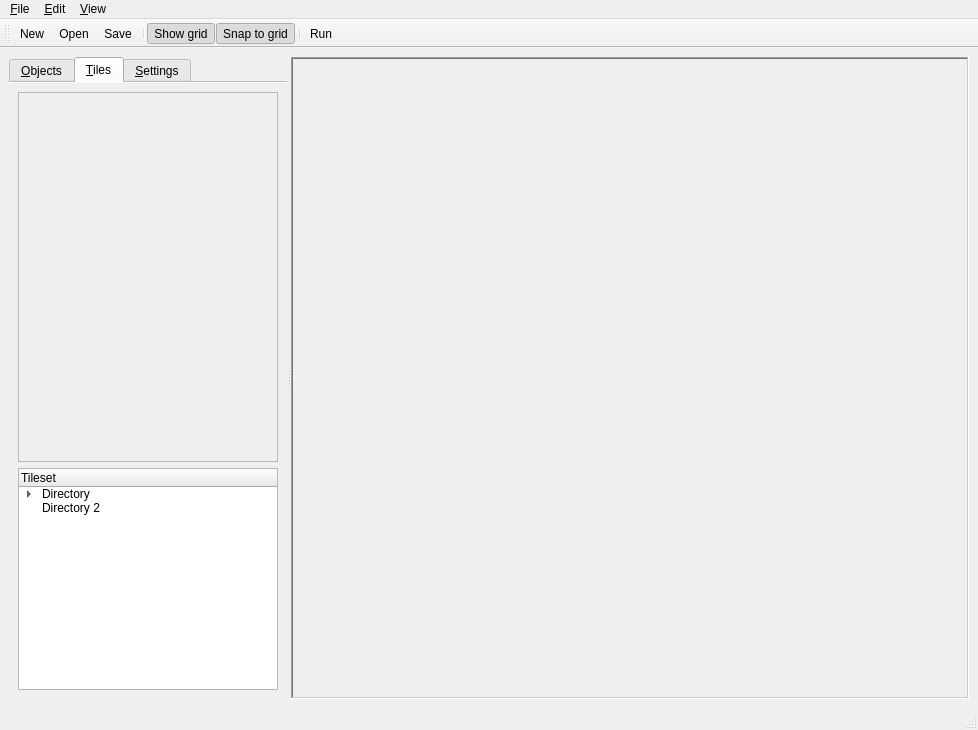
Before: the Qt Designer form designer/editor.ui in dlon/game1editor, drawn with Qt 5.
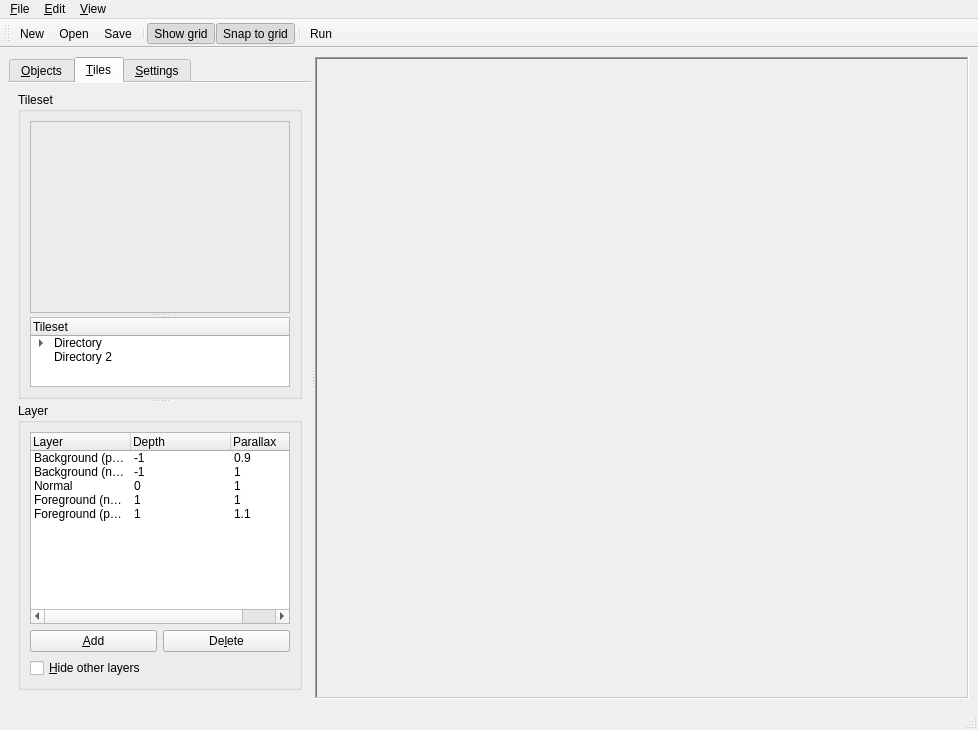
After: the same form once the commit is applied. The open tabs and pages were chosen to show the change. Icons and pictures are not drawn.

Commit message: layer group in tiles tab

```diff
--- a/designer/editor.ui
+++ b/designer/editor.ui
@@ -127,15 +127,39 @@
         <attribute name="toolTip">
          <string>Select tiles to place on the map</string>
         </attribute>
+        <layout class="QGridLayout" name="gridLayout_5">
+         <item row="0" column="0">
+          <widget class="QSplitter" name="splitter_2">
+           <property name="orientation">
+            <enum>Qt::Vertical</enum>
+           </property>
+           <widget class="QGroupBox" name="groupBox">
+            <property name="sizePolicy">
+             <sizepolicy hsizetype="Preferred" vsizetype="MinimumExpanding">
+              <horstretch>0</horstretch>
+              <verstretch>80</verstretch>
+             </sizepolicy>
+            </property>
+            <property name="title">
+             <string>Tileset</string>
+            </property>
         <layout class="QGridLayout" name="gridLayout_3">
          <item row="0" column="0">
-          <layout class="QVBoxLayout" name="verticalLayout_2">
-           <item>
+              <widget class="QSplitter" name="splitter_3">
+               <property name="sizePolicy">
+                <sizepolicy hsizetype="Preferred" vsizetype="MinimumExpanding">
+                 <horstretch>0</horstretch>
+                 <verstretch>0</verstretch>
+                </sizepolicy>
+               </property>
+               <property name="orientation">
+                <enum>Qt::Vertical</enum>
+               </property>
             <widget class="QFrame" name="tilePreviewFrame">
              <property name="sizePolicy">
-              <sizepolicy hsizetype="Preferred" vsizetype="Preferred">
+                 <sizepolicy hsizetype="Preferred" vsizetype="MinimumExpanding">
                <horstretch>0</horstretch>
-               <verstretch>50</verstretch>
+                  <verstretch>40</verstretch>
               </sizepolicy>
              </property>
              <property name="frameShape">
@@ -145,13 +169,11 @@
               <enum>QFrame::Plain</enum>
              </property>
             </widget>
-           </item>
-           <item>
             <widget class="QTreeWidget" name="tilesetTree">
              <property name="sizePolicy">
-              <sizepolicy hsizetype="Expanding" vsizetype="Expanding">
+                 <sizepolicy hsizetype="Expanding" vsizetype="Maximum">
                <horstretch>0</horstretch>
-               <verstretch>30</verstretch>
+                  <verstretch>2</verstretch>
               </sizepolicy>
              </property>
              <column>
@@ -180,8 +202,154 @@
               </property>
              </item>
             </widget>
-           </item>
-          </layout>
+              </widget>
+             </item>
+            </layout>
+           </widget>
+           <widget class="QGroupBox" name="groupBox_2">
+            <property name="sizePolicy">
+             <sizepolicy hsizetype="Preferred" vsizetype="Maximum">
+              <horstretch>0</horstretch>
+              <verstretch>0</verstretch>
+             </sizepolicy>
+            </property>
+            <property name="title">
+             <string>Layer</string>
+            </property>
+            <layout class="QGridLayout" name="gridLayout_4">
+             <item row="0" column="0">
+              <layout class="QVBoxLayout" name="verticalLayout_6">
+               <item>
+                <widget class="QTreeWidget" name="layerTree">
+                 <property name="sizePolicy">
+                  <sizepolicy hsizetype="Expanding" vsizetype="Maximum">
+                   <horstretch>0</horstretch>
+                   <verstretch>0</verstretch>
+                  </sizepolicy>
+                 </property>
+                 <property name="rootIsDecorated">
+                  <bool>false</bool>
+                 </property>
+                 <property name="itemsExpandable">
+                  <bool>false</bool>
+                 </property>
+                 <column>
+                  <property name="text">
+                   <string>Layer</string>
+                  </property>
+                 </column>
+                 <column>
+                  <property name="text">
+                   <string>Depth</string>
+                  </property>
+                 </column>
+                 <column>
+                  <property name="text">
+                   <string>Parallax</string>
+                  </property>
+                 </column>
+                 <item>
+                  <property name="text">
+                   <string>Background (parallax)</string>
+                  </property>
+                  <property name="text">
+                   <string>-1</string>
+                  </property>
+                  <property name="text">
+                   <string>0.9</string>
+                  </property>
+                  <property name="flags">
+                   <set>ItemIsSelectable|ItemIsEditable|ItemIsDragEnabled|ItemIsUserCheckable|ItemIsEnabled</set>
+                  </property>
+                 </item>
+                 <item>
+                  <property name="text">
+                   <string>Background (no parallax)</string>
+                  </property>
+                  <property name="text">
+                   <string>-1</string>
+                  </property>
+                  <property name="text">
+                   <string>1</string>
+                  </property>
+                  <property name="flags">
+                   <set>ItemIsSelectable|ItemIsEditable|ItemIsDragEnabled|ItemIsUserCheckable|ItemIsEnabled</set>
+                  </property>
+                 </item>
+                 <item>
+                  <property name="text">
+                   <string>Normal</string>
+                  </property>
+                  <property name="text">
+                   <string>0</string>
+                  </property>
+                  <property name="text">
+                   <string>1</string>
+                  </property>
+                  <property name="flags">
+                   <set>ItemIsSelectable|ItemIsEditable|ItemIsDragEnabled|ItemIsUserCheckable|ItemIsEnabled</set>
+                  </property>
+                 </item>
+                 <item>
+                  <property name="text">
+                   <string>Foreground (no parallax)</string>
+                  </property>
+                  <property name="text">
+                   <string>1</string>
+                  </property>
+                  <property name="text">
+                   <string>1</string>
+                  </property>
+                  <property name="flags">
+                   <set>ItemIsSelectable|ItemIsEditable|ItemIsDragEnabled|ItemIsUserCheckable|ItemIsEnabled</set>
+                  </property>
+                 </item>
+                 <item>
+                  <property name="text">
+                   <string>Foreground (parallax)</string>
+                  </property>
+                  <property name="text">
+                   <string>1</string>
+                  </property>
+                  <property name="text">
+                   <string>1.1</string>
+                  </property>
+                  <property name="flags">
+                   <set>ItemIsSelectable|ItemIsEditable|ItemIsDragEnabled|ItemIsUserCheckable|ItemIsEnabled</set>
+                  </property>
+                 </item>
+                </widget>
+               </item>
+               <item>
+                <layout class="QHBoxLayout" name="horizontalLayout_2">
+                 <item>
+                  <widget class="QPushButton" name="addLayerButton">
+                   <property name="text">
+                    <string>&amp;Add</string>
+                   </property>
+                  </widget>
+                 </item>
+                 <item>
+                  <widget class="QPushButton" name="deleteLayerButton">
+                   <property name="text">
+                    <string>De&amp;lete</string>
+                   </property>
+                  </widget>
+                 </item>
+                </layout>
+               </item>
+               <item>
+                <widget class="QCheckBox" name="checkHideOtherLayers">
+                 <property name="text">
+                  <string>&amp;Hide other layers</string>
+                 </property>
+                </widget>
+               </item>
+              </layout>
+             </item>
+            </layout>
+           </widget>
+          </widget>
          </item>
         </layout>
        </widget>
```
Lines whose indentation alone changed are shown as unchanged.
